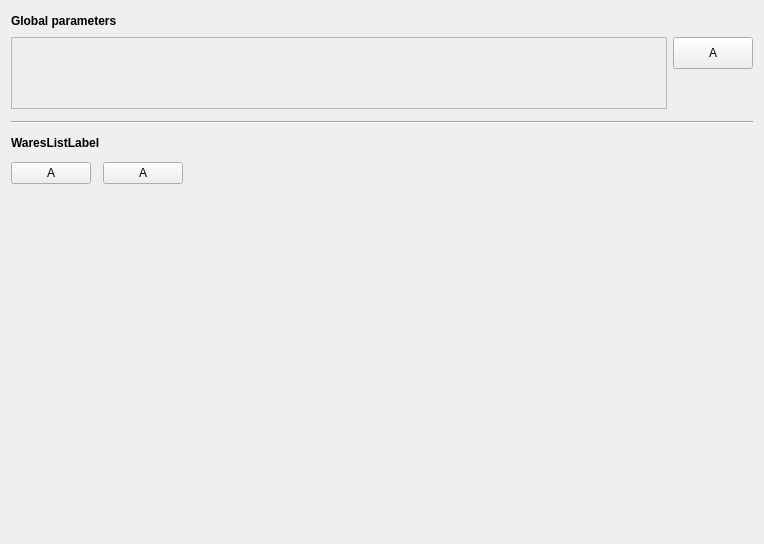
This is src/apps/openfluid-builder/common/WaresManagementWidget.ui in OpenFLUID/openfluid as Qt 5 draws it before an edit. The edited form follows.
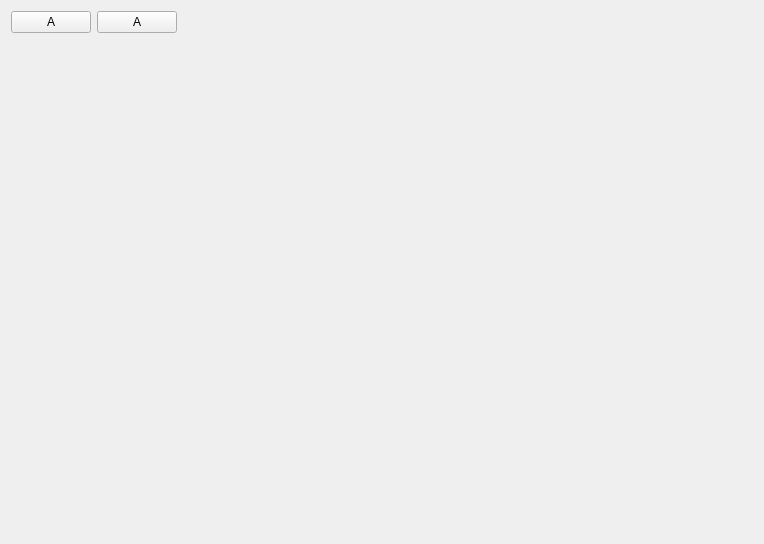
This is the edited form.

The edit to the form file:
```diff
--- a/src/apps/openfluid-builder/common/WaresManagementWidget.ui
+++ b/src/apps/openfluid-builder/common/WaresManagementWidget.ui
@@ -13,154 +13,11 @@
   <property name="windowTitle">
    <string>Form</string>
   </property>
-  <layout class="QVBoxLayout" name="verticalLayout" stretch="0,0,1">
-   <property name="spacing">
-    <number>12</number>
-   </property>
-   <item>
-    <widget class="QWidget" name="GlobalParamsWidget" native="true">
-     <layout class="QVBoxLayout" name="verticalLayout_2">
-      <property name="margin">
-       <number>0</number>
-      </property>
-      <item>
-       <layout class="QHBoxLayout" name="GlobalParamsTitleLayout">
-        <property name="spacing">
-         <number>12</number>
-        </property>
-        <item>
-         <widget class="QLabel" name="label">
-          <property name="sizePolicy">
-           <sizepolicy hsizetype="Maximum" vsizetype="Maximum">
-            <horstretch>0</horstretch>
-            <verstretch>0</verstretch>
-           </sizepolicy>
-          </property>
-          <property name="styleSheet">
-           <string notr="true">font:bold;</string>
-          </property>
-          <property name="text">
-           <string>Global parameters</string>
-          </property>
-         </widget>
-        </item>
-        <item>
-         <spacer name="horizontalSpacer_2">
-          <property name="orientation">
-           <enum>Qt::Horizontal</enum>
-          </property>
-          <property name="sizeHint" stdset="0">
-           <size>
-            <width>40</width>
-            <height>20</height>
-           </size>
-          </property>
-         </spacer>
-        </item>
-       </layout>
-      </item>
-      <item>
-       <layout class="QVBoxLayout" name="GlobalParamsLayout" stretch="0">
+  <layout class="QVBoxLayout" name="verticalLayout" stretch="0,1">
         <property name="spacing">
          <number>6</number>
         </property>
         <item>
-         <widget class="QWidget" name="GlobalParamsManagementWidget" native="true">
-          <property name="minimumSize">
-           <size>
-            <width>0</width>
-            <height>20</height>
-           </size>
-          </property>
-          <layout class="QHBoxLayout" name="horizontalLayout_2" stretch="0,0">
-           <property name="margin">
-            <number>0</number>
-           </property>
-           <item>
-            <widget class="QScrollArea" name="GlobalParamsArea">
-             <property name="widgetResizable">
-              <bool>true</bool>
-             </property>
-             <widget class="QWidget" name="GlobalParamsAreaContents">
-              <property name="geometry">
-               <rect>
-                <x>0</x>
-                <y>0</y>
-                <width>649</width>
-                <height>78</height>
-               </rect>
-              </property>
-              <layout class="QVBoxLayout" name="verticalLayout_6"/>
-             </widget>
-            </widget>
-           </item>
-           <item>
-            <layout class="QVBoxLayout" name="verticalLayout_4">
-             <item>
-              <widget class="QPushButton" name="AddGlobalParamButton">
-               <property name="minimumSize">
-                <size>
-                 <width>32</width>
-                 <height>32</height>
-                </size>
-               </property>
-               <property name="text">
-                <string>A</string>
-               </property>
-              </widget>
-             </item>
-             <item>
-              <spacer name="verticalSpacer">
-               <property name="orientation">
-                <enum>Qt::Vertical</enum>
-               </property>
-               <property name="sizeHint" stdset="0">
-                <size>
-                 <width>20</width>
-                 <height>40</height>
-                </size>
-               </property>
-              </spacer>
-             </item>
-            </layout>
-           </item>
-          </layout>
-         </widget>
-        </item>
-       </layout>
-      </item>
-     </layout>
-    </widget>
-   </item>
-   <item>
-    <widget class="QFrame" name="MainSeparatorFrame">
-     <property name="frameShape">
-      <enum>QFrame::HLine</enum>
-     </property>
-     <property name="frameShadow">
-      <enum>QFrame::Sunken</enum>
-     </property>
-    </widget>
-   </item>
-   <item>
-    <layout class="QVBoxLayout" name="verticalLayout_3" stretch="0,0,0">
-     <item>
-      <widget class="QLabel" name="WaresListLabel">
-       <property name="sizePolicy">
-        <sizepolicy hsizetype="Preferred" vsizetype="Maximum">
-         <horstretch>0</horstretch>
-         <verstretch>0</verstretch>
-        </sizepolicy>
-       </property>
-       <property name="styleSheet">
-        <string notr="true">font:bold;</string>
-       </property>
-       <property name="text">
-        <string notr="true">WaresListLabel</string>
-       </property>
-      </widget>
-     </item>
-     <item>
       <layout class="QHBoxLayout" name="WaresButtonsLayout">
        <item>
         <widget class="QPushButton" name="AddWareSecondButton">
@@ -192,6 +49,8 @@
       </layout>
      </item>
      <item>
+    <layout class="QVBoxLayout" name="verticalLayout_3" stretch="0">
+     <item>
       <widget class="QScrollArea" name="WaresListArea">
        <property name="sizePolicy">
         <sizepolicy hsizetype="Expanding" vsizetype="MinimumExpanding">
@@ -223,7 +82,7 @@
           <x>0</x>
           <y>0</y>
           <width>744</width>
-          <height>329</height>
+          <height>489</height>
          </rect>
         </property>
         <property name="styleSheet">
```
Lines whose indentation alone changed are shown as unchanged.
